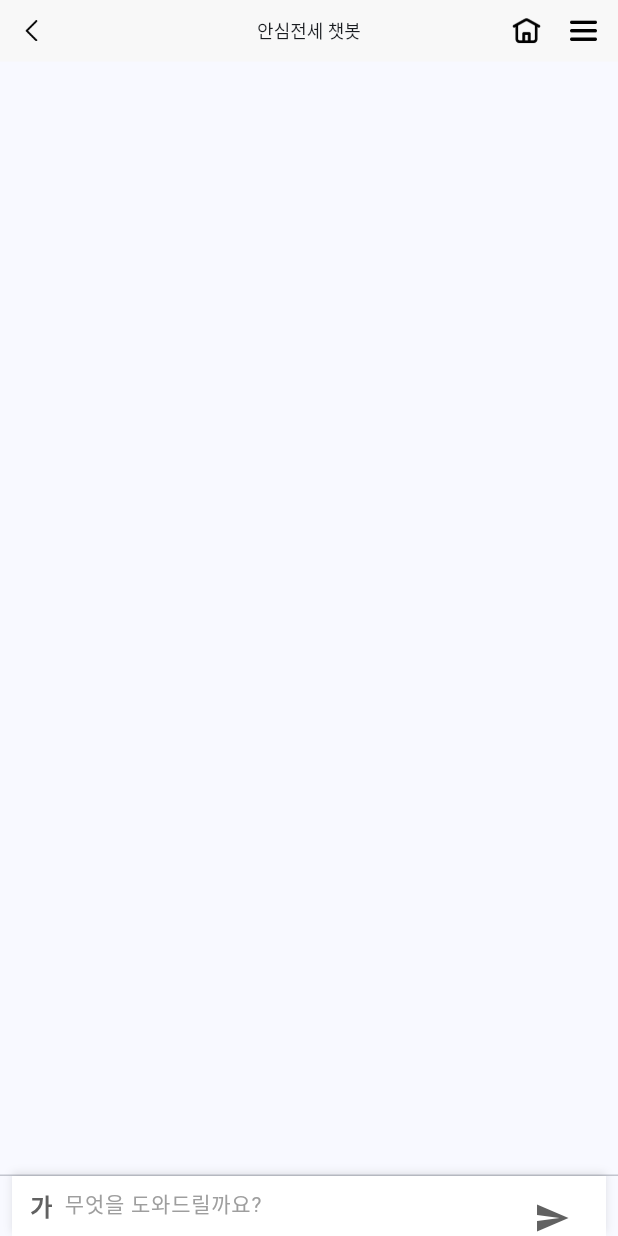
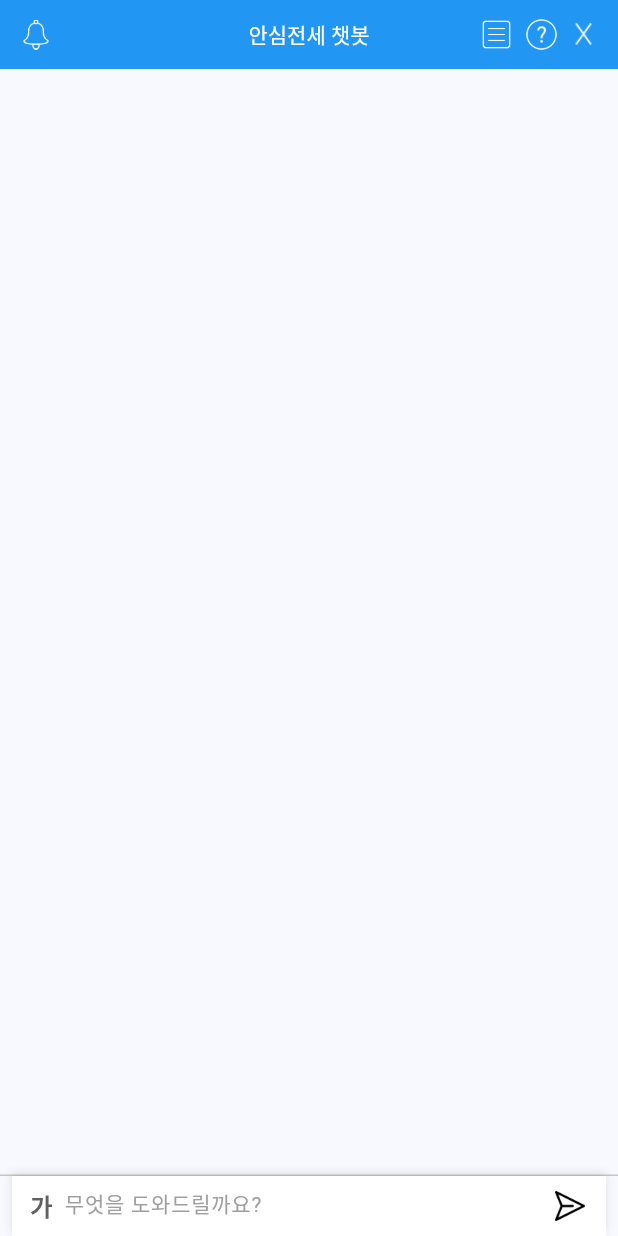
Before and after one commit to min-young417/DIVE_HUG, a Flutter app: the ChatbotView screen opened by its route, on a phone screen of 412 x 824 dp. Run offline on Flutter 3.47's test engine with Material 3 defaults, Android fonts, the phone set to English and light mode, and no system bars; our stand-ins replace flutter_dotenv, flutter_map, flutter_markdown, flutter_screenutil, get, latlong2; missing offline and left inert: flutter_map_marker_cluster.

Commit message:
[UPDATE] 아이콘 변경, UI 개선

```diff
--- a/lib/common/custom_theme.dart
+++ b/lib/common/custom_theme.dart
@@ -9,8 +9,8 @@ class CustomTheme {
   static ThemeData themeData = ThemeData(
     appBarTheme: AppBarTheme(
       backgroundColor: Colors.white,
-      leadingWidth: 28.w,
-      toolbarHeight: 41.h,
+      leadingWidth: 34.w,
+      toolbarHeight: 46.h,
       centerTitle: true,
     ),
     colorScheme: ColorScheme.fromSeed(seedColor: mainColor),
--- a/lib/pages/chatbot/chatbot_view.dart
+++ b/lib/pages/chatbot/chatbot_view.dart
@@ -13,33 +13,45 @@ class ChatbotView extends GetView<ChatbotController> {
     return SafeArea(
       child: Scaffold(
         appBar: AppBar(
-          backgroundColor: Color(0xfff8f8f8),
+          backgroundColor: Colors.blue,
           leading: Padding(
             padding: EdgeInsetsGeometry.only(left: 14.w),
-            child: GestureDetector(
-              onTap: (){
-                Get.back();
-              },
-              child: Image.asset('assets/icons/left-arrow.png')),
+            child: Image.asset(
+              'assets/icons/bell.png',
+              width: 22.sp,
+              height: 22.sp,
+            ),
           ),
           title: Text(
             '안심전세 챗봇',
             style: TextStyle(
-              fontSize: 12.sp,
-              fontWeight: FontWeight.w500
+              fontSize: 14.sp,
+              fontWeight: FontWeight.w500,
+              color: Colors.white
             ),
           ),
           actions: [
             Image.asset(
-              'assets/icons/home.png',
+              'assets/icons/document.png',
               width: 22.sp,
               height: 22.sp,
             ),
-            SizedBox(width: 18.w,),
+            SizedBox(width: 8.w,),
             Image.asset(
-              'assets/icons/hambuger-menu.png',
-              width: 18.sp,
-              height: 18.sp,
+              'assets/icons/notice.png',
+              width: 22.sp,
+              height: 22.sp,
+            ),
+            SizedBox(width: 8.w,),
+            GestureDetector(
+              onTap: (){
+                Get.back();
+              },
+              child: Image.asset(
+                'assets/icons/close.png',
+                width: 18.sp,
+                height: 18.sp,
+              ),
             ),
             SizedBox(width: 14.w,),
           ],
--- a/lib/pages/chatbot/widgets/message_textfiled.dart
+++ b/lib/pages/chatbot/widgets/message_textfiled.dart
@@ -45,16 +45,17 @@ class MessageTextfiled extends StatelessWidget {
               decoration: InputDecoration(
                 hintText: "무엇을 도와드릴까요?",
                 hintStyle: TextStyle(color: Colors.grey, fontSize: 14.sp),
-                border: InputBorder.none, // 테두리 제거
+                border: InputBorder.none,
               ),
             ),
           ),
 
           // 전송 버튼
-          IconButton(
-            icon: Icon(Icons.send, color: Colors.grey[700]),
-            onPressed: onSend,
-          )
+          GestureDetector(
+            onTap: onSend,
+            child: Image.asset(
+              'assets/icons/send.png'),
+          ),
         ],
       ),
     );
--- a/lib/pages/predict_map/predict_map_controller.dart
+++ b/lib/pages/predict_map/predict_map_controller.dart
@@ -40,6 +40,8 @@ class PredictMapController extends GetxController {
               decoration: BoxDecoration(
                 shape: BoxShape.circle,
                 color: Colors.blue,
+                image: DecorationImage(
+                  image: AssetImage('assets/icons/building.png'))
               ),
               width: 6.sp, height: 6.sp,)),
         ))
--- a/lib/pages/predict_map/predict_map_view.dart
+++ b/lib/pages/predict_map/predict_map_view.dart
@@ -24,7 +24,7 @@ class PredictMapView extends GetView<PredictMapController> {
           title: Text(
             '인근지역 시세조회',
             style: TextStyle(
-              fontSize: 12.sp,
+              fontSize: 14.sp,
               fontWeight: FontWeight.w500
             ),
           ),
--- a/lib/pages/predict_map/widgets/predict_bottomsheet.dart
+++ b/lib/pages/predict_map/widgets/predict_bottomsheet.dart
@@ -170,7 +170,7 @@ class PredictBottomsheet extends StatelessWidget{
                       print(data);
 
                       if(priceController.text != '' && endDateController.text != '' && startDateController.text != ''){
-                        CommonFunction.showCustomSnackBar('위험도를 계산중입니다. 잠시만 기다려주세요.');
+                        CommonFunction.showCustomSnackBar('위험도를 계산중입니다.\n잠시만 기다려주세요.');
                         RiskResponse? result = await predictAndExplain(data);
 
                         if(result != null){
--- a/lib/pages/predict_map/widgets/risk_bottomsheet.dart
+++ b/lib/pages/predict_map/widgets/risk_bottomsheet.dart
@@ -78,12 +78,12 @@ class RiskBottomsheet extends StatelessWidget {
                               '위험 수준',
                               style: TextStyle(fontWeight: FontWeight.w500),),
                             Text(
-                              score > 0.75 ? '매우 높음' : score > 0.5 ? "높음" : "보통",
+                              score > 75 ? '매우 높음' : score > 50 ? "높음" : "보통",
                               style: TextStyle(
                                 fontSize: 18.sp,
                                 fontWeight: FontWeight.bold,
-                                color: score > 0.75
-                                  ? Colors.red : score > 0.5
+                                color: score > 75
+                                  ? Colors.red : score > 50
                                   ? Colors.orange : Colors.green
                               ),
                             )
```
Also changed, not shown: lib/pages/chatbot/widgets/message_bubble.dart (+5 -4 lines), assets/icons/bell.png (added), assets/icons/building.png (added), assets/icons/close.png (added), assets/icons/document.png (added), assets/icons/notice.png (added), assets/icons/send.png (added).
